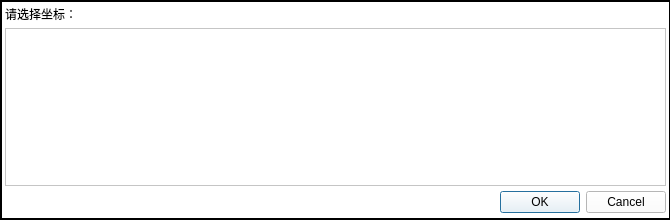
Above: coordialog.ui from taiyuankejizhu/SparkZNC before the change. Below: the same form after it.
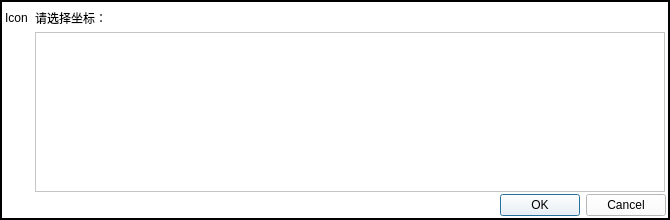
That is the form after the change.

The edit to the form file:
```diff
--- a/coordialog.ui
+++ b/coordialog.ui
@@ -30,22 +30,10 @@
     <rect>
      <x>0</x>
      <y>0</y>
-     <width>671</width>
+     <width>670</width>
      <height>220</height>
     </rect>
    </property>
-   <property name="sizePolicy">
-    <sizepolicy hsizetype="Minimum" vsizetype="Minimum">
-     <horstretch>0</horstretch>
-     <verstretch>0</verstretch>
-    </sizepolicy>
-   </property>
-   <property name="minimumSize">
-    <size>
-     <width>320</width>
-     <height>220</height>
-    </size>
-   </property>
    <property name="palette">
     <palette>
      <active>
@@ -467,42 +455,92 @@
    <property name="frameShape">
     <enum>QFrame::WinPanel</enum>
    </property>
-   <widget class="QWidget" name="verticalLayoutWidget">
+   <property name="frameShadow">
+    <enum>QFrame::Plain</enum>
+   </property>
+   <widget class="QWidget" name="formLayoutWidget">
     <property name="geometry">
      <rect>
       <x>0</x>
-      <y>0</y>
+      <y>6</y>
       <width>671</width>
-      <height>221</height>
+      <height>211</height>
      </rect>
     </property>
-    <layout class="QVBoxLayout" name="verticalLayout">
-     <property name="spacing">
-      <number>5</number>
+    <layout class="QFormLayout" name="formLayout">
+     <property name="fieldGrowthPolicy">
+      <enum>QFormLayout::AllNonFixedFieldsGrow</enum>
+     </property>
+     <property name="horizontalSpacing">
+      <number>6</number>
+     </property>
+     <property name="verticalSpacing">
+      <number>2</number>
      </property>
      <property name="leftMargin">
       <number>5</number>
      </property>
-     <property name="topMargin">
-      <number>5</number>
-     </property>
      <property name="rightMargin">
       <number>5</number>
      </property>
-     <property name="bottomMargin">
-      <number>8</number>
-     </property>
-     <item>
+     <item row="0" column="0">
       <widget class="QLabel" name="label">
+       <property name="sizePolicy">
+        <sizepolicy hsizetype="Minimum" vsizetype="Minimum">
+         <horstretch>0</horstretch>
+         <verstretch>0</verstretch>
+        </sizepolicy>
+       </property>
+       <property name="minimumSize">
+        <size>
+         <width>24</width>
+         <height>24</height>
+        </size>
+       </property>
+       <property name="maximumSize">
+        <size>
+         <width>24</width>
+         <height>24</height>
+        </size>
+       </property>
+       <property name="text">
+        <string>Icon</string>
+       </property>
+      </widget>
+     </item>
+     <item row="0" column="1">
+      <widget class="QLabel" name="label_title">
+       <property name="autoFillBackground">
+        <bool>true</bool>
+       </property>
        <property name="text">
         <string>请选择坐标：</string>
        </property>
       </widget>
      </item>
-     <item>
-      <widget class="QListView" name="listView"/>
+     <item row="1" column="1">
+      <widget class="QListView" name="listView">
+       <property name="sizePolicy">
+        <sizepolicy hsizetype="Minimum" vsizetype="Minimum">
+         <horstretch>0</horstretch>
+         <verstretch>0</verstretch>
+        </sizepolicy>
+       </property>
+       <property name="minimumSize">
+        <size>
+         <width>620</width>
+         <height>150</height>
+        </size>
+       </property>
+       <property name="maximumSize">
+        <size>
+         <width>630</width>
+         <height>160</height>
+        </size>
+       </property>
+      </widget>
      </item>
-     <item>
+     <item row="2" column="1">
       <widget class="QDialogButtonBox" name="buttonBox">
        <property name="enabled">
         <bool>true</bool>
```
